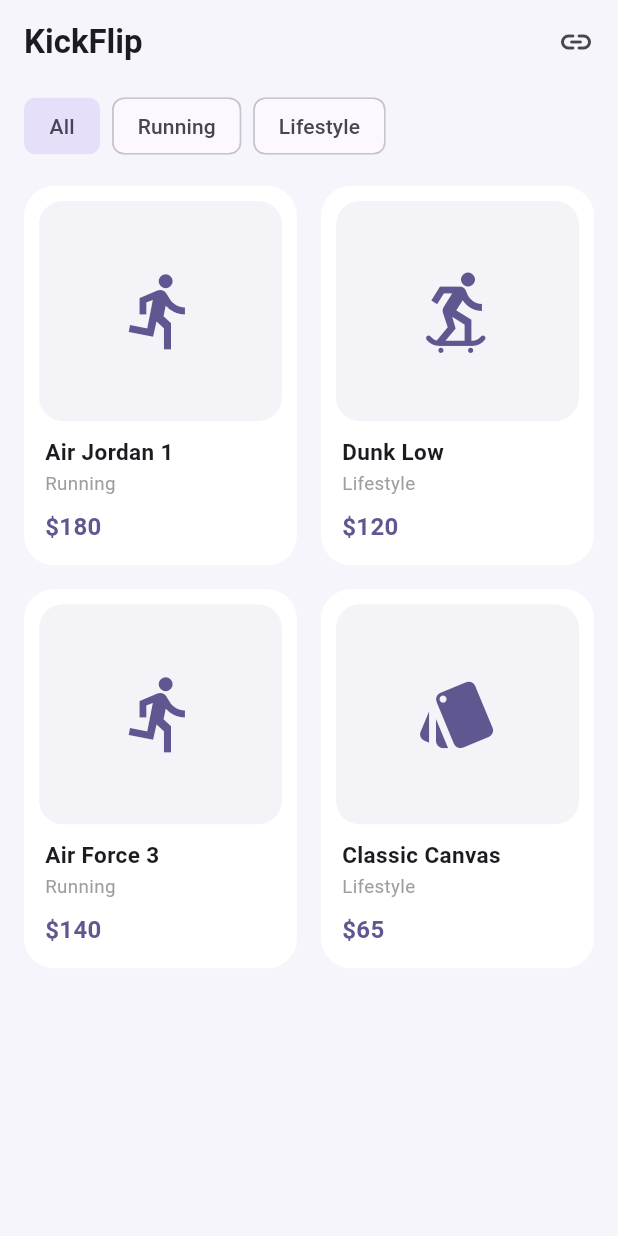
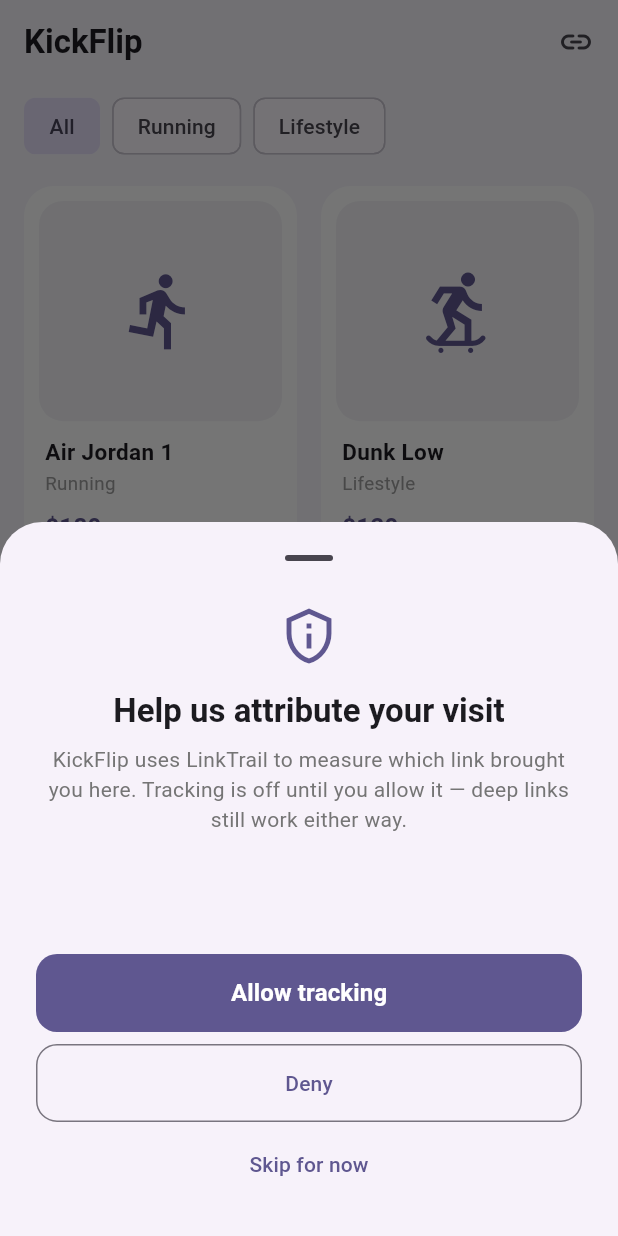
Before and after one commit to linktrail-io/linktrail-flutter, a Flutter app: the screen it shows after launch, on a phone screen of 412 x 824 dp. Run offline on Flutter 3.47's test engine with Material 3 defaults, Android fonts, the phone set to English and light mode, and no system bars; our stand-ins replace plugin_platform_interface, shared_preferences.

Commit message:
0.1.0: consent gating, iOS paste-button deferred attribution, native SDK bumps
- Wrap LinkTrailSDK 0.0.10 (iOS) / io.linktrail:sdk 0.0.4 (Android)
- requireConsent option + setConsent(); deny-by-default gating
- clickTokenSource option, trackInstallWithClickToken, LinkTrailPasteButton widget (iOS UIPasteControl)
- Docs: consent, linkDomains gating, cold-start onLink ordering
- Example: full first-launch consent flow (Allow/Deny/Skip + paste button), persisted + replayed

```diff
--- /dev/null
+++ b/example/lib/consent.dart
@@ -0,0 +1,26 @@
+import 'package:shared_preferences/shared_preferences.dart';
+
+/// The user's tri-state tracking-consent decision. The SDK has no consent
+/// getter, so the app is the source of truth: persist the choice and replay it
+/// with `LinkTrail.setConsent` on every launch after `configure`.
+enum Consent { granted, denied, undecided }
+
+/// Persists [Consent] locally (SharedPreferences), mirroring the RN example's
+/// AsyncStorage-backed store.
+class ConsentStore {
+  static const _key = 'linktrail_consent';
+
+  Future<Consent> load() async {
+    final prefs = await SharedPreferences.getInstance();
+    return switch (prefs.getString(_key)) {
+      'granted' => Consent.granted,
+      'denied' => Consent.denied,
+      _ => Consent.undecided,
+    };
+  }
+
+  Future<void> save(Consent consent) async {
+    final prefs = await SharedPreferences.getInstance();
+    await prefs.setString(_key, consent.name);
+  }
+}
--- a/example/lib/main.dart
+++ b/example/lib/main.dart
@@ -3,9 +3,11 @@
 import 'package:flutter/material.dart';
 import 'package:linktrail_flutter/linktrail_flutter.dart';
 
+import 'consent.dart';
 import 'store.dart';
 import 'screens/home_screen.dart';
 import 'screens/product_screen.dart';
+import 'widgets/consent_sheet.dart';
 import 'widgets/simulator_sheet.dart';
 
 /// Your workspace SDK key (`lt_live_…`) from the LinkTrail dashboard, supplied at
@@ -30,7 +32,10 @@
 
 class _KickFlipDemoAppState extends State<KickFlipDemoApp> {
   final Store _store = Store();
+  final ConsentStore _consentStore = ConsentStore();
   String? _status;
+
+  final _navigatorKey = GlobalKey<NavigatorState>();
 
   StreamSubscription<LinkTrailLinkEvent>? _onLinkSub;
   StreamSubscription<LinkTrailException>? _onErrorSub;
@@ -44,8 +49,9 @@
   }
 
   Future<void> _configureSdk() async {
-    // The one piece of real wiring: route deferred (first launch) + re-engagement
-    // links delivered by the SDK straight into the store.
+    // §5 lesson: wire onLink BEFORE any async work. A cold-start deep link is delivered right
+    // after configure — if we awaited consent-loading first, the delivery would land with no
+    // listener and be lost.
     _onLinkSub = LinkTrail.onLink.listen((event) {
       _store.route(event.link, event.source);
     });
@@ -59,11 +65,55 @@
     try {
       await LinkTrail.configure(
         apiKey: _apiKey,
-        options: const LinkTrailOptions(logEnabled: true, linkDomains: ['kick.linktrail.io']),
+        // Deny-by-default consent gating (requireConsent), plus the iOS paste-button deferred-token
+        // flow (clickTokenSource + autoTrackInstall:false so the install waits for the tap).
+        options: const LinkTrailOptions(
+          logEnabled: true,
+          linkDomains: ['kick.linktrail.io'],
+          requireConsent: true,
+          autoTrackInstall: false,
+          clickTokenSource: LinkTrailClickTokenSource.pasteButton,
+        ),
       );
     } on LinkTrailException catch (e) {
       setState(() => _status = 'Configure failed · $e');
+      return;
     }
+
+    await _applyConsent();
+  }
+
+  /// Replays the persisted consent decision (the SDK has no getter), then prompts on first launch.
+  Future<void> _applyConsent() async {
+    final consent = await _consentStore.load();
+    if (consent != Consent.undecided) {
+      await LinkTrail.setConsent(consent == Consent.granted);
+      if (consent == Consent.granted) await LinkTrail.trackInstall();
+      return;
+    }
+    // Undecided → prompt after the first frame so a Navigator/context is available.
+    WidgetsBinding.instance.addPostFrameCallback((_) => _promptForConsent());
+  }
+
+  Future<void> _promptForConsent() async {
+    final context = _navigatorKey.currentContext;
+    if (context == null) return;
+    final decision = await showConsentSheet(
+      context,
+      onToken: (token) async {
+        try {
+          await LinkTrail.trackInstallWithClickToken(token);
+          setState(() => _status = 'Deferred token pasted · install tracked');
+        } on LinkTrailException catch (e) {
+          setState(() => _status = 'Token install failed · $e');
+        }
+      },
+    );
+    if (decision == null) return; // skipped → stays undecided
+    await _consentStore.save(decision);
+    await LinkTrail.setConsent(decision == Consent.granted);
+    if (decision == Consent.granted) await LinkTrail.trackInstall();
+    setState(() => _status = 'Consent · ${decision.name}');
   }
 
   void _onStoreChanged() => setState(() {});
@@ -87,6 +137,7 @@
     final screen = _store.screen;
     return MaterialApp(
       title: 'KickFlip',
+      navigatorKey: _navigatorKey,
       debugShowCheckedModeBanner: false,
       theme: ThemeData(
         colorScheme: ColorScheme.fromSeed(seedColor: const Color(0xFF6C4DF6)),
--- /dev/null
+++ b/example/lib/widgets/consent_sheet.dart
@@ -0,0 +1,75 @@
+import 'package:flutter/material.dart';
+import 'package:linktrail_flutter/linktrail_flutter.dart';
+
+import '../consent.dart';
+
+/// First-launch consent prompt. Returns [Consent.granted] / [Consent.denied],
+/// or `null` if the user skipped (stays undecided). Mirrors the RN example:
+/// Allow / Deny as a selection, a paste button (iOS deferred token), and Skip.
+Future<Consent?> showConsentSheet(BuildContext context, {void Function(String token)? onToken}) {
+  return showModalBottomSheet<Consent>(
+    context: context,
+    isScrollControlled: true,
+    showDragHandle: true,
+    builder: (context) => _ConsentSheet(onToken: onToken),
+  );
+}
+
+class _ConsentSheet extends StatelessWidget {
+  const _ConsentSheet({this.onToken});
+
+  final void Function(String token)? onToken;
+
+  @override
+  Widget build(BuildContext context) {
+    final scheme = Theme.of(context).colorScheme;
+    return Padding(
+      padding: EdgeInsets.fromLTRB(24, 8, 24, 24 + MediaQuery.of(context).viewPadding.bottom),
+      child: Column(
+        mainAxisSize: MainAxisSize.min,
+        crossAxisAlignment: CrossAxisAlignment.stretch,
+        children: [
+          Icon(Icons.privacy_tip_outlined, size: 40, color: scheme.primary),
+          const SizedBox(height: 16),
+          Text('Help us attribute your visit',
+              textAlign: TextAlign.center,
+              style: Theme.of(context).textTheme.titleLarge?.copyWith(fontWeight: FontWeight.w700)),
+          const SizedBox(height: 8),
+          Text(
+            'KickFlip uses LinkTrail to measure which link brought you here. '
+            'Tracking is off until you allow it — deep links still work either way.',
+            textAlign: TextAlign.center,
+            style: TextStyle(color: Colors.grey.shade600, height: 1.4),
+          ),
+          const SizedBox(height: 24),
+          // iOS-only: the paste control reads the deferred click token with no "Allow Paste" alert.
+          // Renders nothing on Android (Play Install Referrer handles deferred attribution there).
+          Center(child: LinkTrailPasteButton(onToken: onToken, width: 240)),
+          const SizedBox(height: 12),
+          FilledButton(
+            onPressed: () => Navigator.pop(context, Consent.granted),
+            style: FilledButton.styleFrom(
+              minimumSize: const Size.fromHeight(52),
+              shape: RoundedRectangleBorder(borderRadius: BorderRadius.circular(14)),
+            ),
+            child: const Text('Allow tracking', style: TextStyle(fontSize: 16, fontWeight: FontWeight.w600)),
+          ),
+          const SizedBox(height: 8),
+          OutlinedButton(
+            onPressed: () => Navigator.pop(context, Consent.denied),
+            style: OutlinedButton.styleFrom(
+              minimumSize: const Size.fromHeight(52),
+              shape: RoundedRectangleBorder(borderRadius: BorderRadius.circular(14)),
+            ),
+            child: const Text('Deny'),
+          ),
+          const SizedBox(height: 4),
+          TextButton(
+            onPressed: () => Navigator.pop(context, null),
+            child: const Text('Skip for now'),
+          ),
+        ],
+      ),
+    );
+  }
+}
--- a/example/pubspec.yaml
+++ b/example/pubspec.yaml
@@ -28,6 +28,7 @@
   # The following adds the Cupertino Icons font to your application.
   # Use with the CupertinoIcons class for iOS style icons.
   cupertino_icons: ^1.0.8
+  shared_preferences: ^2.5.5
 
 dev_dependencies:
   integration_test:
--- a/lib/linktrail_flutter.dart
+++ b/lib/linktrail_flutter.dart
@@ -1,3 +1,4 @@
 export 'src/errors.dart';
 export 'src/linktrail.dart';
 export 'src/models.dart';
+export 'src/paste_button.dart';
--- a/lib/src/models.dart
+++ b/lib/src/models.dart
@@ -3,6 +3,19 @@
 
 /// Coarse SKAdNetwork conversion value bucket (iOS-only).
 enum LinkTrailCoarseConversionValue { low, medium, high }
+
+/// How the iOS SDK reads the deferred-attribution click token from the clipboard.
+/// iOS-only — ignored on Android, which uses the Play Install Referrer.
+enum LinkTrailClickTokenSource {
+  /// The token is read only when the user taps a [LinkTrailPasteButton]
+  /// (`UIPasteControl`) — no system "Allow Paste" alert. Pair with
+  /// `autoTrackInstall: false` so the install waits for the tap.
+  pasteButton,
+
+  /// The SDK reads the clipboard itself at install — no UI, but iOS shows the
+  /// system "Allow Paste" alert on first launch.
+  automatic,
+}
 
 /// Where a delivered [LinkTrailDeepLink] came from.
 enum LinkTrailLinkSource {
@@ -44,6 +57,8 @@
     this.retryPolicy = const LinkTrailRetryPolicy(),
     this.linkDomains = const [],
     this.autoTrackInstall = true,
+    this.requireConsent = true,
+    this.clickTokenSource = LinkTrailClickTokenSource.pasteButton,
   });
 
   final bool logEnabled;
@@ -52,12 +67,26 @@
   final LinkTrailRetryPolicy retryPolicy;
 
   /// Universal Link / App Link hosts that belong to this app (e.g.
-  /// `kick.linktrail.io`). Used to decide whether an incoming URL should be
-  /// treated as a LinkTrail link.
+  /// `kick.linktrail.io`). When non-empty, **re-engagement** opens (app already
+  /// installed) only route for these hosts — a link on an unlisted host opens
+  /// the app but never navigates. Deferred (install-time) links route
+  /// regardless. Leave empty to handle every parseable link.
   final List<String> linkDomains;
 
   /// Whether [LinkTrail.configure] fires an install/open event automatically.
+  /// Set `false` to defer the install — required when using a
+  /// [LinkTrailPasteButton] so the install waits for the token tap.
   final bool autoTrackInstall;
+
+  /// Deny-by-default consent gating (GDPR / ePrivacy). When `true` (the
+  /// default), the SDK holds the install and drops events until
+  /// [LinkTrail.setConsent] `true` is called. Deep links still route without
+  /// consent — only attribution/tracking is gated.
+  final bool requireConsent;
+
+  /// iOS-only: how the deferred-attribution click token is read from the
+  /// clipboard. Ignored on Android (Play Install Referrer).
+  final LinkTrailClickTokenSource clickTokenSource;
 
   Map<String, Object?> toMap() => {
     'logEnabled': logEnabled,
@@ -66,6 +95,8 @@
     'retryPolicy': retryPolicy.toMap(),
     'linkDomains': linkDomains,
     'autoTrackInstall': autoTrackInstall,
+    'requireConsent': requireConsent,
+    'clickTokenSource': clickTokenSource.name,
   };
 }
 
--- /dev/null
+++ b/lib/src/paste_button.dart
@@ -0,0 +1,56 @@
+import 'dart:io' show Platform;
+
+import 'package:flutter/foundation.dart';
+import 'package:flutter/services.dart';
+import 'package:flutter/widgets.dart';
+
+/// Apple's `UIPasteControl` for deferred-attribution — reads the click token
+/// the tapped link left on the clipboard **without** the system "Allow Paste"
+/// alert, and hands it to the LinkTrail SDK to complete the install.
+///
+/// iOS 16+ only. Use with `LinkTrailOptions(clickTokenSource: pasteButton,
+/// autoTrackInstall: false)` so the install waits for the tap. On Android (and
+/// non-iOS platforms) this renders nothing — Android uses the Play Install
+/// Referrer, so no paste button is needed.
+///
+/// Apple restricts how the control looks; the label text, font and border can't
+/// be customized. Size it with [width] / [height].
+class LinkTrailPasteButton extends StatelessWidget {
+  const LinkTrailPasteButton({super.key, this.onToken, this.width = 220, this.height = 44});
+
+  /// Fires with the click token after the SDK reads it from the pasted content.
+  /// The SDK completes the install on tap; this is a notification hook.
+  final void Function(String token)? onToken;
+
+  final double width;
+  final double height;
+
+  static const _viewType = 'linktrail_flutter/paste_button';
+
+  @override
+  Widget build(BuildContext context) {
+    final isIOS = !kIsWeb && Platform.isIOS;
+    if (!isIOS) return SizedBox(width: width, height: height);
+
+    return SizedBox(
+      width: width,
+      height: height,
+      child: UiKitView(
+        viewType: _viewType,
+        creationParams: const <String, Object?>{},
+        creationParamsCodec: const StandardMessageCodec(),
+        onPlatformViewCreated: _onCreated,
+      ),
+    );
+  }
+
+  void _onCreated(int id) {
+    final channel = MethodChannel('$_viewType/$id');
+    channel.setMethodCallHandler((call) async {
+      if (call.method == 'onToken') {
+        onToken?.call(call.arguments as String);
+      }
+      return null;
+    });
+  }
+}
--- a/pubspec.yaml
+++ b/pubspec.yaml
@@ -1,6 +1,6 @@
 name: linktrail_flutter
 description: "Flutter plugin wrapping the LinkTrail Android/iOS SDKs for mobile attribution and deferred deep linking."
-version: 0.0.2
+version: 0.1.0
 homepage: https://github.com/linktrail-io/linktrail-flutter
 repository: https://github.com/linktrail-io/linktrail-flutter
 issue_tracker: https://github.com/linktrail-io/linktrail-flutter/issues
```
Also changed, not shown: lib/linktrail_flutter_method_channel.dart (+18 -0 lines), lib/linktrail_flutter_platform_interface.dart (+8 -0 lines), lib/src/linktrail.dart (+21 -0 lines), example/pubspec.lock, 9 other files.
